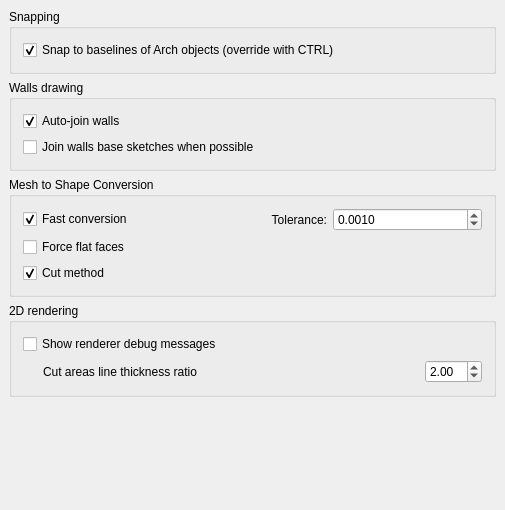
The window that src/Mod/Arch/Resources/ui/archprefs-base.ui (berndhahnebach/All_FreeCAD) describes before a commit, drawn with Qt 5.
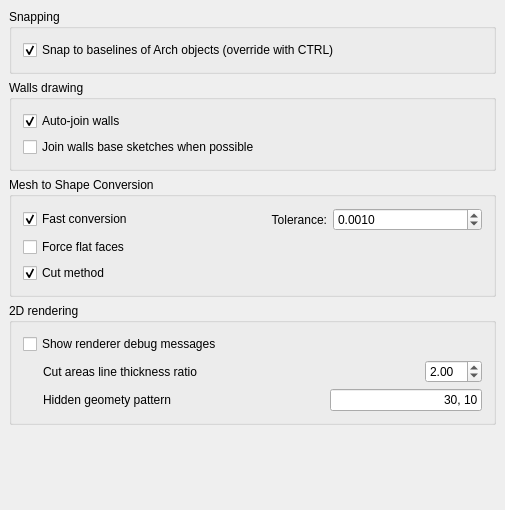
The same window after the commit. Custom widgets are drawn as their Qt base class.

What changed in the file:
```diff
--- a/src/Mod/Arch/Resources/ui/archprefs-base.ui
+++ b/src/Mod/Arch/Resources/ui/archprefs-base.ui
@@ -284,6 +284,65 @@
         </item>
        </layout>
       </item>
+      <item>
+       <layout class="QHBoxLayout" name="horizontalLayout_4">
+        <item>
+         <spacer name="horizontalSpacer_4">
+          <property name="orientation">
+           <enum>Qt::Horizontal</enum>
+          </property>
+          <property name="sizeType">
+           <enum>QSizePolicy::Preferred</enum>
+          </property>
+          <property name="sizeHint" stdset="0">
+           <size>
+            <width>20</width>
+            <height>20</height>
+           </size>
+          </property>
+         </spacer>
+        </item>
+        <item>
+         <widget class="QLabel" name="label">
+          <property name="text">
+           <string>Hidden geomety pattern</string>
+          </property>
+         </widget>
+        </item>
+        <item>
+         <spacer name="horizontalSpacer_2">
+          <property name="orientation">
+           <enum>Qt::Horizontal</enum>
+          </property>
+          <property name="sizeHint" stdset="0">
+           <size>
+            <width>40</width>
+            <height>20</height>
+           </size>
+          </property>
+         </spacer>
+        </item>
+        <item>
+         <widget class="Gui::PrefLineEdit" name="lineEdit">
+          <property name="toolTip">
+           <string>This is the SVG stroke-dasharray property to apply to projections of hidden objects.</string>
+          </property>
+          <property name="text">
+           <string>30, 10</string>
+          </property>
+          <property name="alignment">
+           <set>Qt::AlignRight|Qt::AlignTrailing|Qt::AlignVCenter</set>
+          </property>
+          <property name="prefEntry" stdset="0">
+           <cstring>archHiddenPattern</cstring>
+          </property>
+          <property name="prefPath" stdset="0">
+           <cstring>Mod/Arch</cstring>
+          </property>
+         </widget>
+        </item>
+       </layout>
+      </item>
      </layout>
     </widget>
    </item>
@@ -310,6 +369,11 @@
    <extends>QCheckBox</extends>
    <header>Gui/PrefWidgets.h</header>
   </customwidget>
+  <customwidget>
+   <class>Gui::PrefLineEdit</class>
+   <extends>QLineEdit</extends>
+   <header>Gui/PrefWidgets.h</header>
+  </customwidget>
   <customwidget>
    <class>Gui::PrefDoubleSpinBox</class>
    <extends>QDoubleSpinBox</extends>
```
